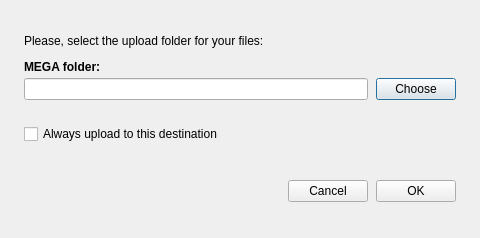
This is src/MEGASync/gui/ui/UploadToMegaDialog.ui in meganz/MEGAsync as Qt 5 draws it before an edit. The edited form follows.
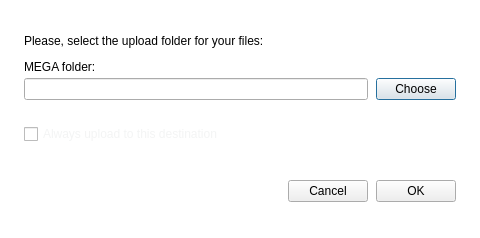
This is the edited form.

```diff
--- a/src/MEGASync/gui/ui/UploadToMegaDialog.ui
+++ b/src/MEGASync/gui/ui/UploadToMegaDialog.ui
@@ -32,10 +32,17 @@
    <string>Upload to MEGA</string>
   </property>
   <property name="styleSheet">
-   <string notr="true">#label_2
+   <string notr="true">#UploadToMegaDialog
 {
-font-weight: 600;
-}</string>
+background-color: #ffffff; /*colorToken.page-background*/
+}
+
+
+#cDefaultPath
+{
+color: #F3F4F4; /*colorToken.text-primary*/
+}
+</string>
   </property>
   <property name="TOKENIZED" stdset="0">
    <bool>true</bool>
```
Left out of the diff: 5 changed lines with no effect on the pictures.
